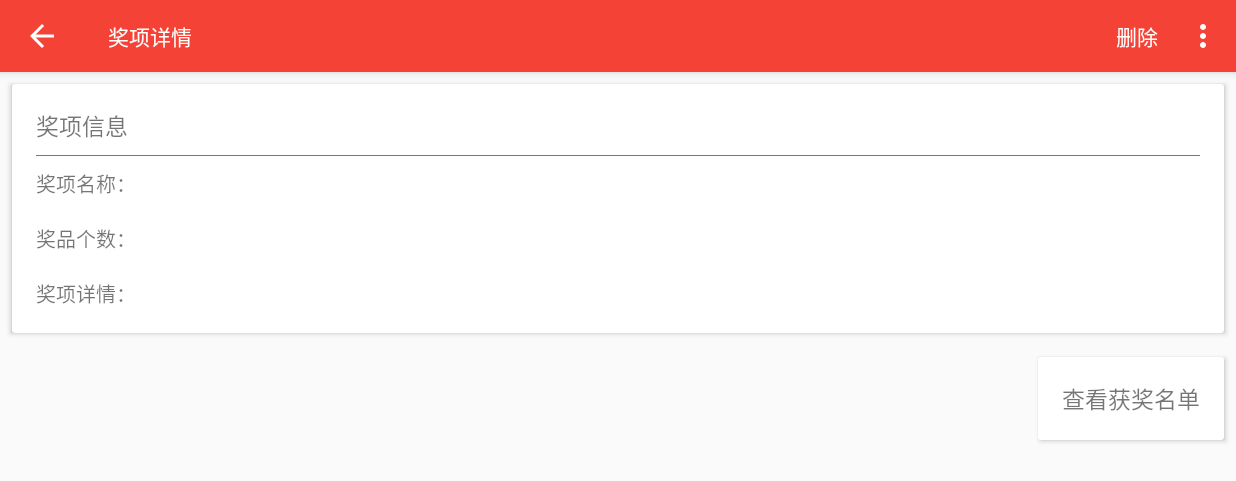
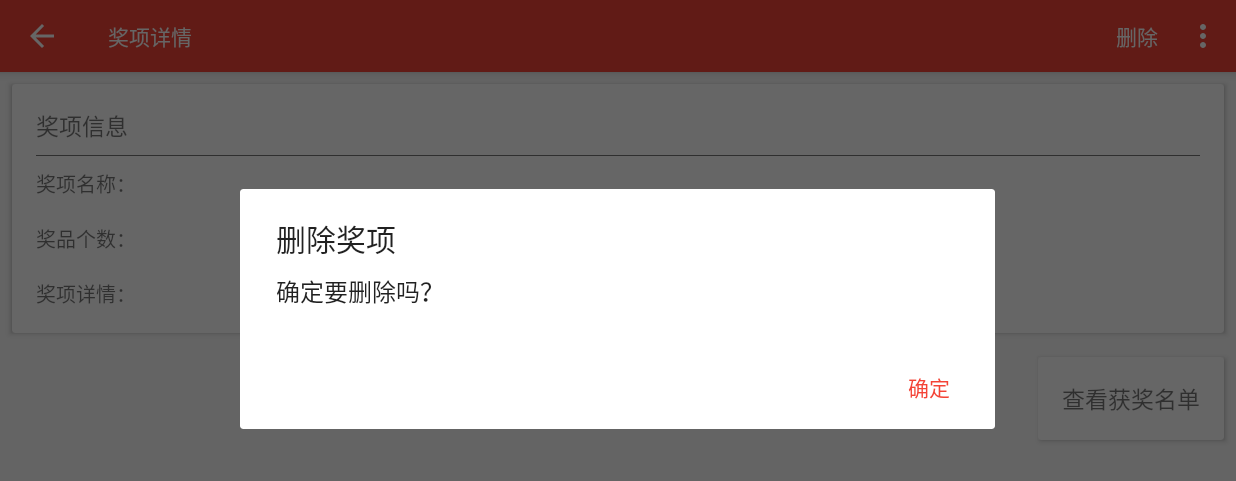
Before and after one commit to DEVELOPERPAN1024/ThunderSoftLuckyDraw, an Android app: the AwardDetailActivity screen opened directly, with no data from a screen before it, after a tap on "删除", on a phone screen of 824 x 412 dp (held sideways). Shown: the top 481 px of the screen. Run offline under Robolectric (Android 15) with nearby library versions, the phone set to English and light mode, and no system bars; our stand-ins replace ButterKnife.

Commit message:
delete award display

```diff
--- a/CodingNight/app/src/main/java/cn/thundersoft/codingnight/acitivity/AwardDetailActivity.java
+++ b/CodingNight/app/src/main/java/cn/thundersoft/codingnight/acitivity/AwardDetailActivity.java
@@ -113,7 +113,7 @@ public class AwardDetailActivity extends BaseActivity {
             return true;
         } else if (Objects.equals(item.getTitle(), "删除")) {
             new AlertDialog.Builder(AwardDetailActivity.this)
-                    .setTitle(mMainBean.getName() + "中奖名单")
+                    .setTitle("删除奖项")
                     .setMessage("确定要删除吗？")
                     .setPositiveButton("确定", new DialogInterface.OnClickListener() {
                         @Override
```
